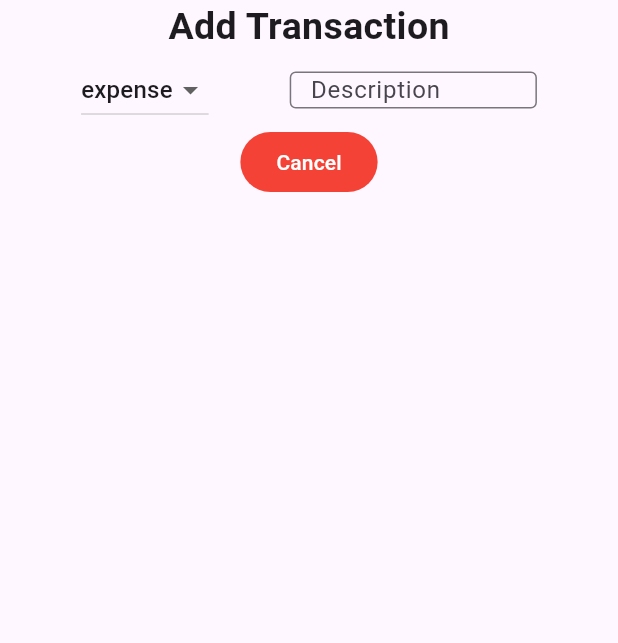
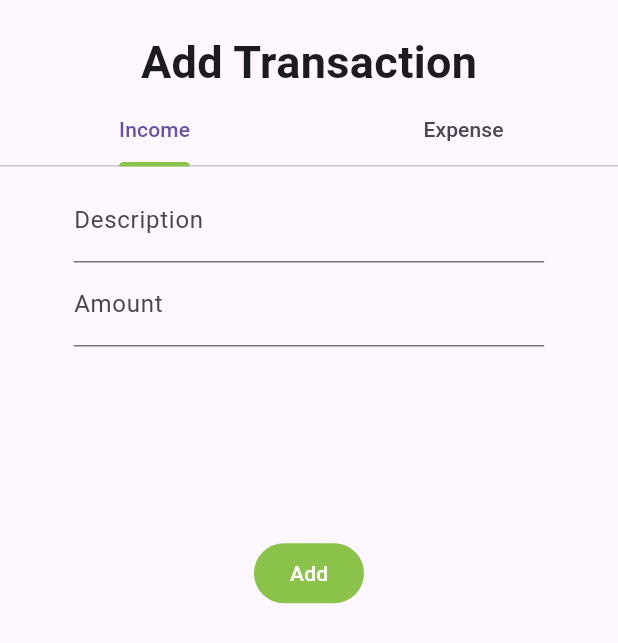
Before and after one commit to fabiooo4/Pecunia, a Flutter app: the TransactionModal widget shown alone on an empty page, opened directly, on a phone screen of 412 x 824 dp. Shown: the top 643 px of the screen. Run offline on Flutter 3.47's test engine with Material 2 defaults, Android fonts, the phone set to English and light mode, and no system bars; our stand-ins replace flutter_riverpod, go_router, google_nav_bar, riverpod_annotation, supabase_flutter, syncfusion_flutter_charts; accounts and stored records are empty; generated files the repository leaves out were written again.

Commit message:
edited add transaction modal

```diff
--- a/lib/widgets/transaction_modal.dart
+++ b/lib/widgets/transaction_modal.dart
@@ -1,5 +1,6 @@
 import 'package:flutter/material.dart';
 import 'package:flutter_riverpod/flutter_riverpod.dart';
+import 'package:pecunia/src/utils/capitalize.dart';
 
 enum TransactionType { income, expense }
 
@@ -27,40 +28,64 @@ class _TransactionModalState extends ConsumerState<TransactionModal> {
   Widget build(BuildContext context) {
     return Center(
       child: Column(children: [
+        const SizedBox(height: 20),
         const Text('Add Transaction',
-            style: TextStyle(fontSize: 25, fontWeight: FontWeight.w700)),
-        Row(
-          mainAxisAlignment: MainAxisAlignment.spaceEvenly,
-          children: [
-            DropdownButton(
-                items: TransactionType.values.map((e) {
-                  final value = e.toString().split(".").last;
-                  return DropdownMenuItem(value: value, child: Text(value));
-                }).toList(),
-                onChanged: (value) {
+            style: TextStyle(fontSize: 30, fontWeight: FontWeight.w700)),
+        DefaultTabController(
+          length: TransactionType.values.length,
+          child: Column(
+            mainAxisSize: MainAxisSize.min,
+            children: [
+              TabBar(
+                indicatorColor: Colors.lightGreen,
+                onTap: (index) {
                   setState(() {
-                    _expenseType = value.toString();
+                    _expenseType = TransactionType.values[index]
+                        .toString()
+                        .split(".")
+                        .last;
                   });
                 },
-                value: _expenseType),
-            SizedBox(
-              width: MediaQuery.sizeOf(context).width * 0.4,
-              height: MediaQuery.sizeOf(context).height * 0.03,
-              child: TextField(
-                decoration: InputDecoration(
-                    contentPadding: EdgeInsets.fromLTRB(10, 0, 0, 0),
-                    border: OutlineInputBorder(),
-                    hintText: 'Description'),
-                    controller: _descriptionController,
+                tabs: TransactionType.values
+                    .map((type) =>
+                        Tab(text: type.toString().split(".").last.capitalize()))
+                    .toList(),
               ),
-            ),
-          ],
+              SizedBox(
+                height: MediaQuery.of(context).size.height * 0.3,
+                width: MediaQuery.of(context).size.width * 0.8,
+                child: TabBarView(
+                  children: TransactionType.values
+                      .map((type) => Padding(
+                            padding: const EdgeInsets.all(8.0),
+                            child: Column(
+                              mainAxisSize: MainAxisSize.min,
+                              children: [
+                                TextField(
+                                  controller: _descriptionController,
+                                  decoration: const InputDecoration(
+                                      border: UnderlineInputBorder(),
+                                      labelText: 'Description'),
+                                ),
+                                const TextField(
+                                  decoration: InputDecoration(
+                                      border: UnderlineInputBorder(),
+                                      labelText: 'Amount'),
+                                ),
+                              ],
+                            ),
+                          ))
+                      .toList(),
+                ),
+              ),
+            ],
+          ),
         ),
         FilledButton(
             onPressed: Navigator.of(widget.modalContext).pop,
             style: ButtonStyle(
-                backgroundColor: MaterialStateProperty.all(Colors.red)),
-            child: const Text('Cancel')),
+                backgroundColor: MaterialStateProperty.all(Colors.lightGreen)),
+            child: const Text('Add')),
       ]),
     );
   }
```
